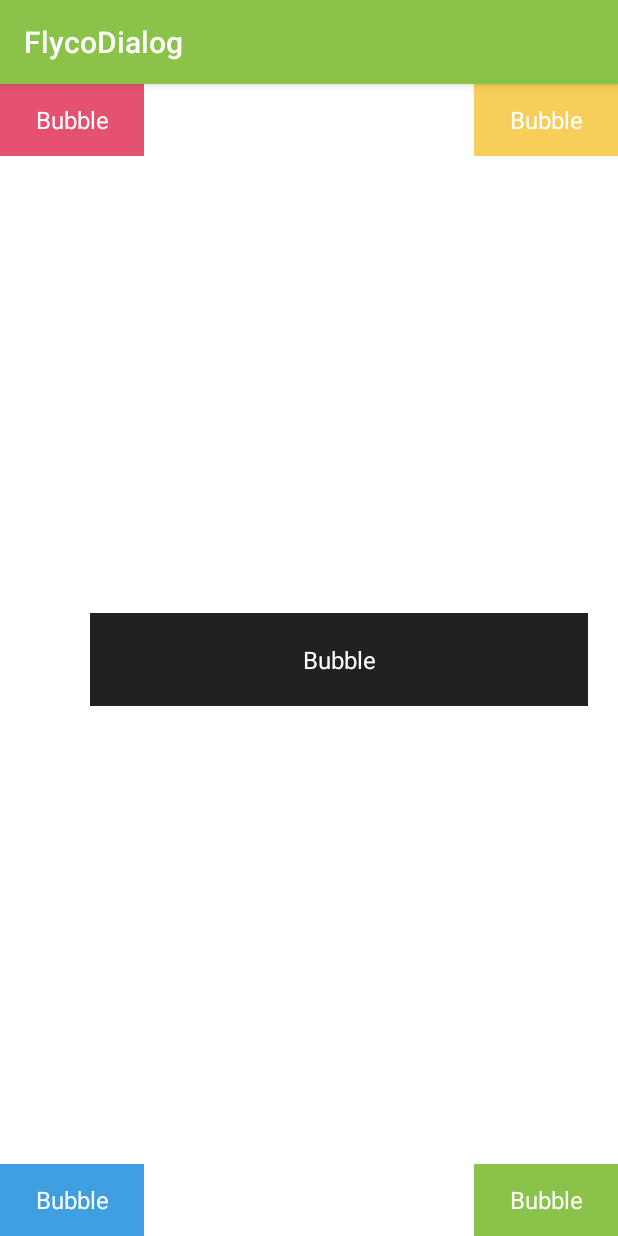
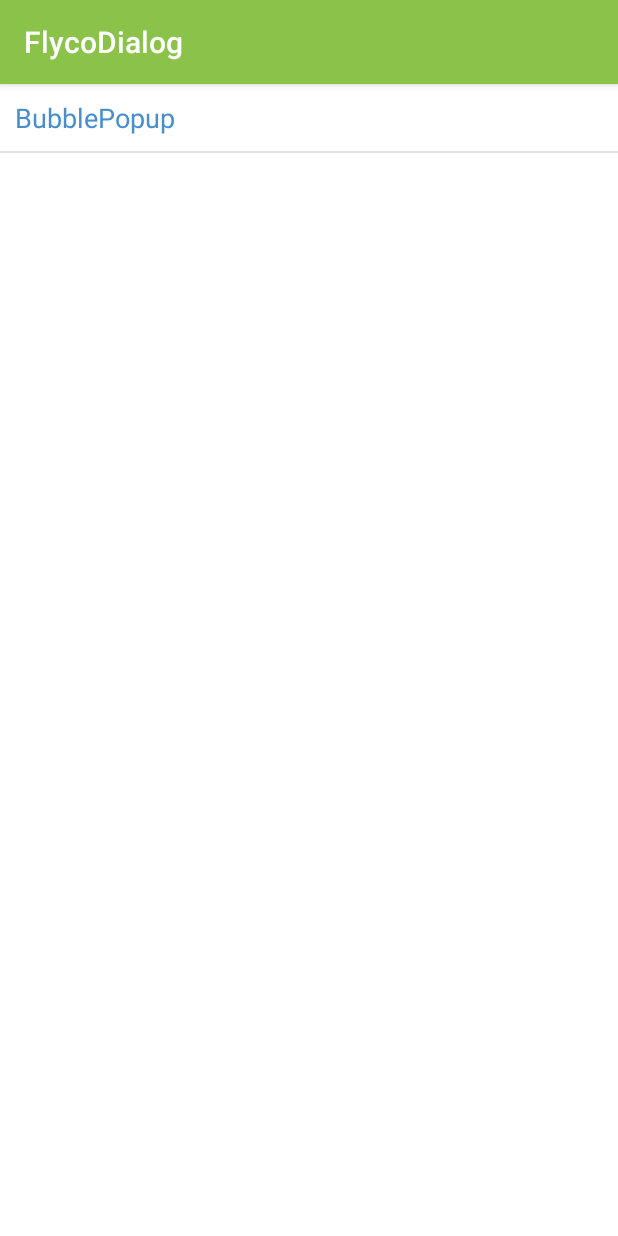
Before and after one commit to H07000223/FlycoDialog_Master, an Android app: the PopupHomeActivity screen opened directly, with no data from a screen before it, on a phone screen of 412 x 824 dp. Run offline under Robolectric (Android 15) with nearby library versions, the phone set to English and light mode, and no system bars.

Commit message:
new added built-in widget - BubblePopup

```diff
--- a/app/src/main/AndroidManifest.xml
+++ b/app/src/main/AndroidManifest.xml
@@ -23,6 +23,9 @@
         <activity
             android:name=".ui.PopupHomeActivity"
             android:screenOrientation="portrait"/>
+        <activity
+            android:name=".ui.BubblePopupActivity"
+            android:screenOrientation="portrait"/>
     </application>
 
 </manifest>
--- a/app/src/main/java/com/flyco/dialogsamples/ui/PopupHomeActivity.java
+++ b/app/src/main/java/com/flyco/dialogsamples/ui/PopupHomeActivity.java
@@ -1,92 +1,79 @@
 package com.flyco.dialogsamples.ui;
 
 import android.content.Context;
+import android.content.Intent;
 import android.graphics.Color;
 import android.os.Bundle;
 import android.support.v7.app.AppCompatActivity;
-import android.view.Gravity;
+import android.util.DisplayMetrics;
+import android.util.TypedValue;
 import android.view.View;
+import android.view.ViewGroup;
+import android.widget.AbsListView;
+import android.widget.AdapterView;
+import android.widget.BaseAdapter;
+import android.widget.ListView;
 import android.widget.TextView;
 
-import com.flyco.animation.BounceEnter.BounceTopEnter;
-import com.flyco.animation.SlideEnter.SlideBottomEnter;
-import com.flyco.animation.SlideExit.SlideBottomExit;
-import com.flyco.animation.SlideExit.SlideTopExit;
-import com.flyco.dialog.widget.BubblePopup;
-import com.flyco.dialogsamples.R;
-
-import butterknife.Bind;
-import butterknife.ButterKnife;
-import butterknife.OnClick;
-
 public class PopupHomeActivity extends AppCompatActivity {
-    @Bind(R.id.tv_top_left)
-    TextView mTvTopLeft;
-    @Bind(R.id.tv_top_right)
-    TextView mTvTopRight;
-    @Bind(R.id.tv_bottom_left)
-    TextView mTvBottomLeft;
-    @Bind(R.id.tv_bottom_right)
-    TextView mTvBottomRight;
-    @Bind(R.id.tv_center)
-    TextView mTvCenter;
     private Context mContext = this;
+    private final String[] mItems = {"BubblePopup"};
+    private final Class<?>[] mClazzs = {BubblePopupActivity.class};
+    private DisplayMetrics mDisplayMetrics;
 
     @Override
     protected void onCreate(Bundle savedInstanceState) {
         super.onCreate(savedInstanceState);
-        setContentView(R.layout.ac_popup_home);
-        ButterKnife.bind(this);
+        mDisplayMetrics = getResources().getDisplayMetrics();
+
+        ListView lv = new ListView(mContext);
+        lv.setCacheColorHint(Color.TRANSPARENT);
+        lv.setBackgroundColor(Color.WHITE);
+        lv.setFadingEdgeLength(0);
+        lv.setAdapter(new SimpleHomeAdapter());
+
+        lv.setOnItemClickListener(new AdapterView.OnItemClickListener() {
+            @Override
+            public void onItemClick(AdapterView<?> parent, View view, int position, long id) {
+                Intent intent = new Intent(mContext, mClazzs[position]);
+                startActivity(intent);
+            }
+        });
+
+        setContentView(lv);
     }
 
-    @OnClick(R.id.tv_center)
-    void clickCenterBtn() {
-        View inflate = View.inflate(mContext, R.layout.layout_bubble_image, null);
-        BubblePopup bubblePopup = new BubblePopup(mContext, inflate);
-        bubblePopup.anchorView(mTvCenter)
-                .show();
-    }
+    class SimpleHomeAdapter extends BaseAdapter {
+        @Override
+        public int getCount() {
+            return mItems.length;
+        }
 
-    @OnClick(R.id.tv_top_left)
-    void clickTopLeftBtn() {
-        View inflate = View.inflate(mContext, R.layout.layout_bubble_text, null);
-        TextView tv = ButterKnife.findById(inflate, R.id.tv);
-        BubblePopup bubblePopup = new BubblePopup(mContext, inflate);
-        tv.setText("最美的不是下雨天,是曾与你躲过雨的屋檐~");
-        bubblePopup.anchorView(mTvTopLeft)
-                .gravity(Gravity.BOTTOM)
-                .backgroundColor(Color.parseColor("#E45171"))
-                .show();
-    }
+        @Override
+        public Object getItem(int position) {
+            return null;
+        }
 
-    @OnClick(R.id.tv_top_right)
-    void clickTopRightBtn() {
-        View inflate = View.inflate(mContext, R.layout.layout_bubble_image, null);
-        new BubblePopup(mContext, inflate)
-                .gravity(Gravity.BOTTOM)
-                .anchorView(mTvTopRight)
-                .backgroundColor(Color.parseColor("#F6CE59"))
-                .showAnim(new BounceTopEnter())
-                .dismissAnim(new SlideTopExit())
-                .show();
-    }
+        @Override
+        public long getItemId(int position) {
+            return position;
+        }
 
-    @OnClick(R.id.tv_bottom_left)
-    void clickBottomLeftBtn() {
-        View inflate = View.inflate(mContext, R.layout.layout_bubble_text, null);
-        new BubblePopup(mContext, inflate)
-                .backgroundColor(Color.parseColor("#3F9FE0"))
-                .anchorView(mTvBottomLeft)
-                .show();
-    }
+        @Override
+        public View getView(int position, View convertView, ViewGroup parent) {
 
-    @OnClick(R.id.tv_bottom_right)
-    void clickBottomRightBtn() {
-        View inflate = View.inflate(mContext, R.layout.layout_bubble_image, null);
-        new BubblePopup(mContext, inflate).anchorView(mTvBottomRight)
-                .backgroundColor(Color.parseColor("#8BC34A"))
-                .showAnim(new SlideBottomEnter())
-                .dismissAnim(new SlideBottomExit())
-                .show();
+            int padding = (int) (mDisplayMetrics.density * 10);
+
+            TextView tv = new TextView(mContext);
+            tv.setText(mItems[position]);
+            tv.setTextSize(TypedValue.COMPLEX_UNIT_SP, 18);
+            tv.setTextColor(Color.parseColor("#468ED0"));
+            // tv.setGravity(Gravity.CENTER);
+            tv.setPadding(padding, padding, padding, padding);
+            AbsListView.LayoutParams lp = new AbsListView.LayoutParams(AbsListView.LayoutParams.MATCH_PARENT,
+                    AbsListView.LayoutParams.WRAP_CONTENT);
+            tv.setLayoutParams(lp);
+            return tv;
+        }
     }
 }
--- a/app/src/main/java/com/flyco/dialogsamples/ui/SimpleHomeActivity.java
+++ b/app/src/main/java/com/flyco/dialogsamples/ui/SimpleHomeActivity.java
@@ -28,6 +28,7 @@ public class SimpleHomeActivity extends AppCompatActivity {
 
         ListView lv = new ListView(mContext);
         lv.setCacheColorHint(Color.TRANSPARENT);
+        lv.setBackgroundColor(Color.WHITE);
         lv.setFadingEdgeLength(0);
         lv.setAdapter(new SimpleHomeAdapter());
 
--- a/app/src/main/res/layout/layout_bubble_text.xml
+++ b/app/src/main/res/layout/layout_bubble_text.xml
@@ -4,7 +4,7 @@
     xmlns:android="http://schemas.android.com/apk/res/android"
     android:layout_width="wrap_content"
     android:layout_height="wrap_content"
-    android:padding="15dp"
+    android:padding="18dp"
     android:text="最美的不是下雨天~"
     android:textColor="#ffffff"
     android:textSize="15sp"/>
```
Also changed, not shown: app/src/main/java/com/flyco/dialogsamples/ui/BubblePopupActivity.java (added, +93 -0 lines).
